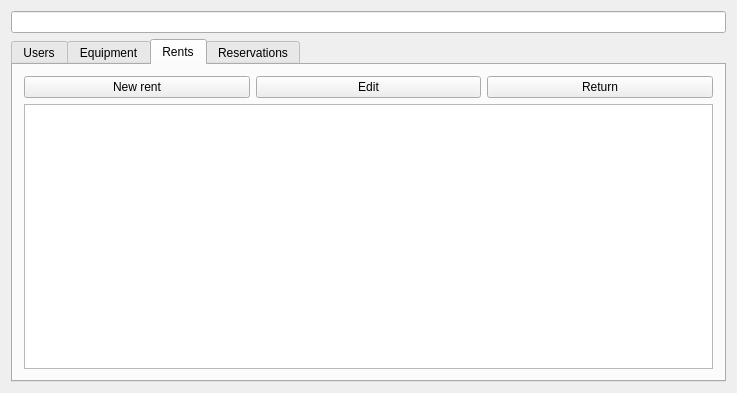
Before: the Qt Designer form ski_rent/ski_rent/ui/mainwindow.ui in shybovycha/ski-rent, drawn with Qt 5.
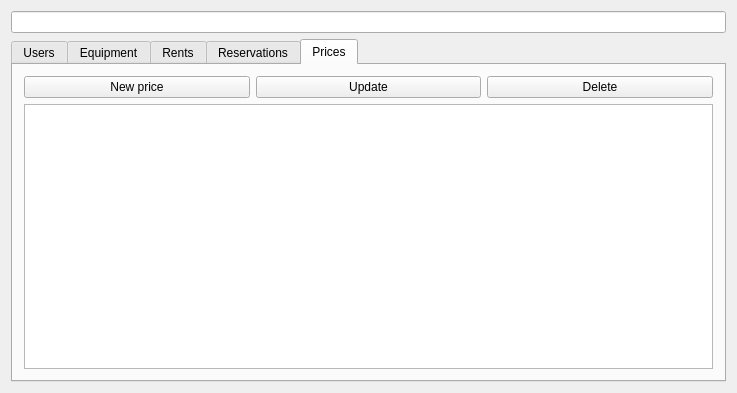
After: the same form once the commit is applied.

Commit message: Started prices, rents and reservations tabs' implementation

Patch:
```diff
--- a/ski_rent/ski_rent/ui/mainwindow.ui
+++ b/ski_rent/ski_rent/ui/mainwindow.ui
@@ -24,7 +24,7 @@
    <item row="1" column="0">
     <widget class="QTabWidget" name="tabWidget">
      <property name="currentIndex">
-      <number>2</number>
+      <number>4</number>
      </property>
      <widget class="QWidget" name="usersTab">
       <attribute name="title">
@@ -158,13 +158,6 @@
         <layout class="QVBoxLayout" name="verticalLayout_3">
          <item>
           <layout class="QHBoxLayout" name="horizontalLayout_4">
-           <item>
-            <widget class="QPushButton" name="newRentButton2">
-             <property name="text">
-              <string>New rent</string>
-             </property>
-            </widget>
-           </item>
            <item>
             <widget class="QPushButton" name="editRentButton">
              <property name="text">
@@ -254,6 +247,45 @@
        </item>
       </layout>
      </widget>
+     <widget class="QWidget" name="pricesTab">
+      <attribute name="title">
+       <string>Prices</string>
+      </attribute>
+      <layout class="QGridLayout" name="gridLayout_6">
+       <item row="0" column="0">
+        <layout class="QVBoxLayout" name="verticalLayout_5">
+         <item>
+          <layout class="QHBoxLayout" name="horizontalLayout_6">
+           <item>
+            <widget class="QPushButton" name="createPriceButton">
+             <property name="text">
+              <string>New price</string>
+             </property>
+            </widget>
+           </item>
+           <item>
+            <widget class="QPushButton" name="editPriceButton">
+             <property name="text">
+              <string>Update</string>
+             </property>
+            </widget>
+           </item>
+           <item>
+            <widget class="QPushButton" name="deletePriceButton">
+             <property name="text">
+              <string>Delete</string>
+             </property>
+            </widget>
+           </item>
+          </layout>
+         </item>
+         <item>
+          <widget class="QTableView" name="priceList"/>
+         </item>
+        </layout>
+       </item>
+      </layout>
+     </widget>
     </widget>
    </item>
   </layout>
```
Left out of the diff: 14 changed lines with no effect on the pictures. The commit also changes 20 other files.
